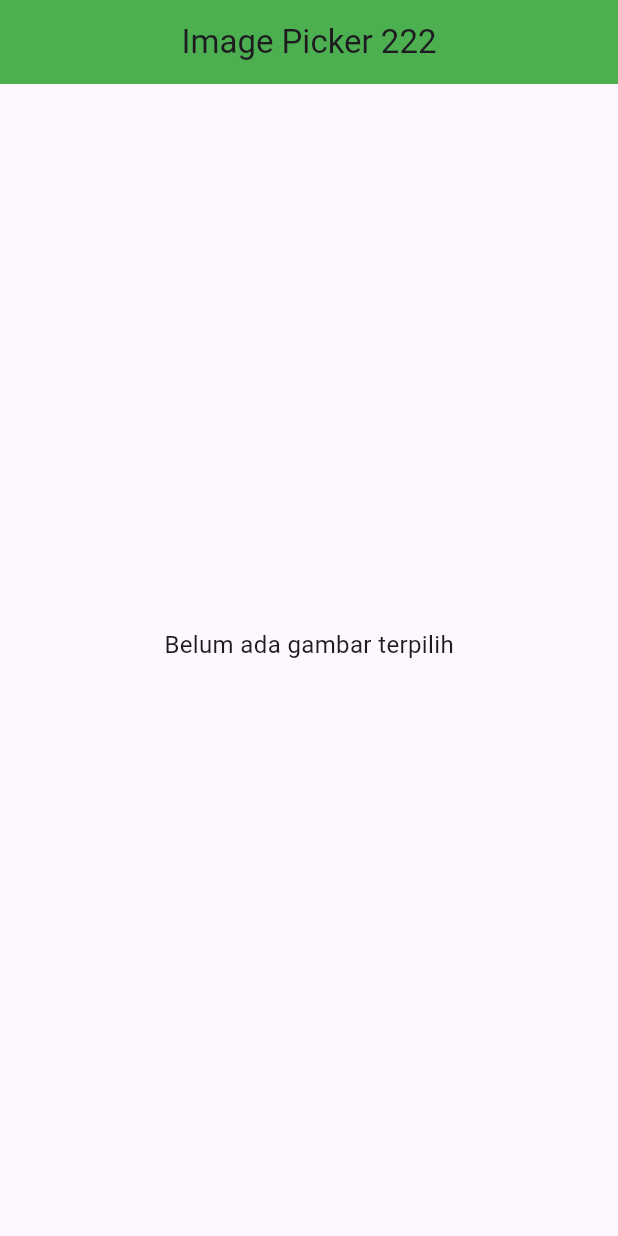
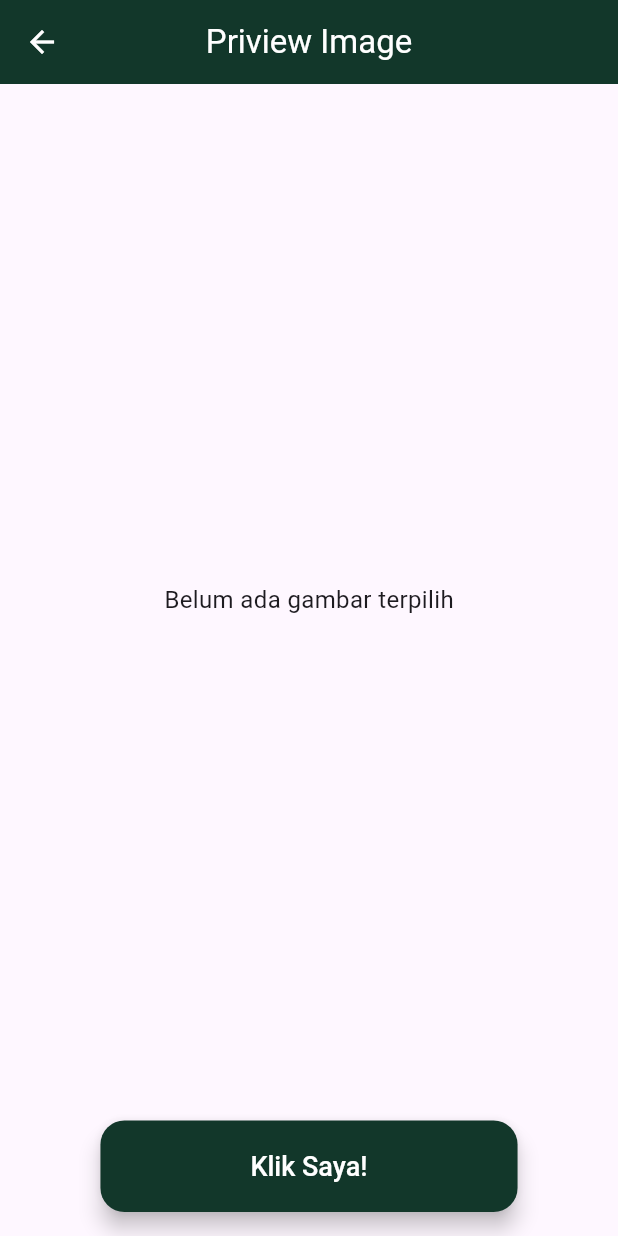
Before and after one commit to adiyuda46/mobile_nutrisnap, a Flutter app: the ImagePickerPage screen opened by its route, on a phone screen of 412 x 824 dp. Run offline on Flutter 3.47's test engine with Material 3 defaults, Android fonts, the phone set to English and light mode, and no system bars; our stand-ins replace bloc, flutter_bloc, go_router, image_picker.

```diff
--- a/lib/page/srceens/predict/image_picker.dart
+++ b/lib/page/srceens/predict/image_picker.dart
@@ -1,7 +1,10 @@
 import 'dart:io';
 
 import 'package:flutter/material.dart';
+import 'package:go_router/go_router.dart';
 import 'package:image_picker/image_picker.dart';
+import 'package:nutrisnap_mobile/utils/color.dart';
+import 'package:nutrisnap_mobile/utils/widget/button_primary.dart';
 
 class ImagePickerPage extends StatefulWidget {
   final File? imageFile;
@@ -28,9 +31,18 @@ class _ImagePickerPageState extends State<ImagePickerPage> {
   Widget build(BuildContext context) {
     return Scaffold(
       appBar: AppBar(
-        title: const Text('Image Picker 222'),
-        backgroundColor: Colors.green,
+        title: const Text(
+          'Priview Image',
+          style: TextStyle(color: Colors.white),
+        ),
+        backgroundColor: NutrisnapColors.primary,
         centerTitle: true,
+        leading: IconButton(
+          icon: const Icon(Icons.arrow_back, color: Colors.white),
+          onPressed: () {
+            context.pop();
+          },
+        ),
       ),
       body: Padding(
         padding: const EdgeInsets.all(16.0),
@@ -47,6 +59,20 @@ class _ImagePickerPageState extends State<ImagePickerPage> {
               ),
             ),
             const SizedBox(height: 20),
+            CustomElevatedButton(
+              label: 'Klik Saya!',
+              onPressed: () {
+                print('Tombol ditekan!');
+              },
+              backgroundColor: NutrisnapColors.primary,
+              horizontalPadding: 100,
+              verticalPadding: 20,
+              borderRadius: 16,
+              fontSize: 18,
+              fontWeight: FontWeight.w500,
+
+
+            )
           ],
         ),
       ),
--- a/lib/router/router.dart
+++ b/lib/router/router.dart
@@ -46,6 +46,5 @@ final GoRouter router = GoRouter(
         return ImagePickerPage(imageFile: imageFile);
       },
     ),
-
   ],
 );
--- /dev/null
+++ b/lib/utils/widget/button_primary.dart
@@ -0,0 +1,53 @@
+import 'package:flutter/material.dart';
+import 'package:nutrisnap_mobile/utils/color.dart';
+
+class CustomElevatedButton extends StatelessWidget {
+  final String label;
+  final VoidCallback? onPressed;
+  final Color? backgroundColor;
+  final double? horizontalPadding;
+  final double? verticalPadding;
+  final double? borderRadius;
+  final double? elevation;
+  final FontWeight? fontWeight;
+  final double? fontSize;
+
+  const CustomElevatedButton({
+    super.key,
+    required this.label,
+    this.onPressed,
+    this.backgroundColor = Colors.deepOrange,
+    this.horizontalPadding = 40,
+    this.verticalPadding = 16,
+    this.borderRadius = 12,
+    this.elevation = 6,
+    this.fontWeight = FontWeight.bold,
+    this.fontSize = 16,
+  });
+
+  @override
+  Widget build(BuildContext context) {
+    return ElevatedButton(
+      onPressed: onPressed,
+      style: ElevatedButton.styleFrom(
+        backgroundColor: backgroundColor,
+        padding: EdgeInsets.symmetric(
+          horizontal: horizontalPadding!,
+          vertical: verticalPadding!,
+        ),
+        shape: RoundedRectangleBorder(
+          borderRadius: BorderRadius.circular(borderRadius!),
+        ),
+        elevation: elevation,
+        textStyle: TextStyle(
+          fontSize: fontSize,
+          fontWeight: fontWeight,
+          color: Colors.white, // Warna teks opsional
+        ),
+      ),
+      child: Text(label,style: TextStyle(
+        color: NutrisnapColors.textPrimary
+      ),),
+    );
+  }
+}
```
Also changed, not shown: lib/page/srceens/gizi/gizi_srceen.dart (added, +23 -0 lines), lib/page/srceens/help/help_srceen.dart (+14 -1 lines), lib/page/srceens/home/homeScreen.dart (+12 -3 lines), lib/page/srceens/info/info_srceen.dart (+15 -2 lines). Lines whose indentation alone changed are shown as unchanged.
